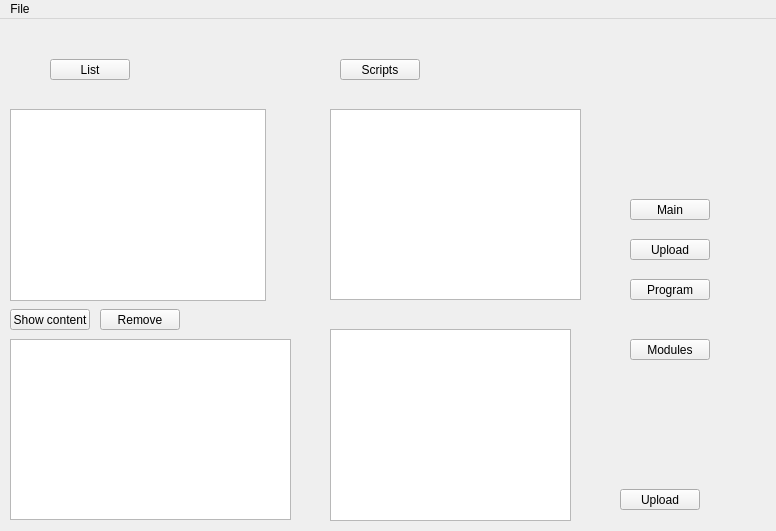
Qt form mainwindow.ui (Tomekske/ESP8266_Tool) before a commit.
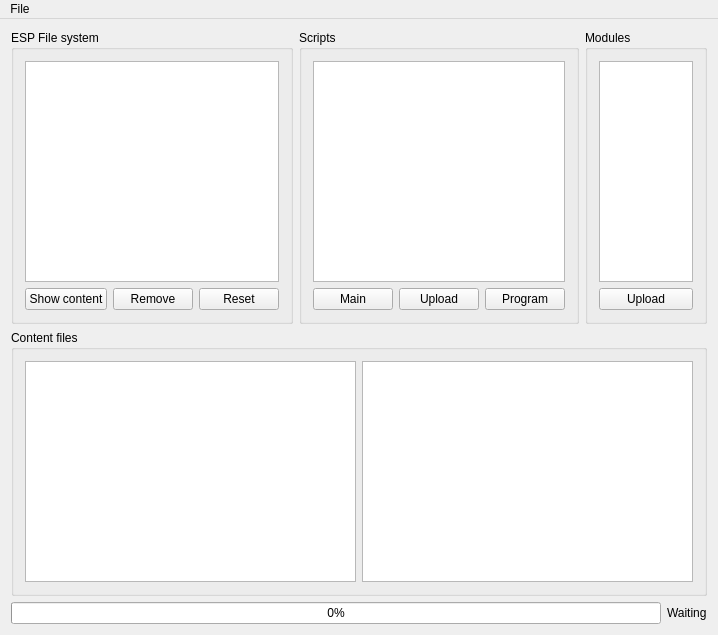
The same form after that commit. Icons and pictures are not drawn.

Diff of the .ui file:
```diff
--- a/mainwindow.ui
+++ b/mainwindow.ui
@@ -6,178 +6,173 @@
    <rect>
     <x>0</x>
     <y>0</y>
-    <width>776</width>
-    <height>531</height>
+    <width>718</width>
+    <height>635</height>
    </rect>
   </property>
   <property name="windowTitle">
    <string>MainWindow</string>
   </property>
   <widget class="QWidget" name="centralWidget">
-   <widget class="QPushButton" name="btnFiles">
-    <property name="geometry">
-     <rect>
-      <x>50</x>
-      <y>40</y>
-      <width>80</width>
-      <height>21</height>
-     </rect>
-    </property>
-    <property name="text">
-     <string>List</string>
-    </property>
-   </widget>
-   <widget class="QPushButton" name="btnProgram">
-    <property name="geometry">
-     <rect>
-      <x>630</x>
-      <y>260</y>
-      <width>80</width>
-      <height>21</height>
-     </rect>
-    </property>
-    <property name="text">
-     <string>Program</string>
-    </property>
-   </widget>
-   <widget class="QListWidget" name="listFilesESP">
-    <property name="geometry">
-     <rect>
-      <x>10</x>
-      <y>90</y>
-      <width>256</width>
-      <height>192</height>
-     </rect>
-    </property>
-   </widget>
-   <widget class="QPushButton" name="btnContent">
-    <property name="geometry">
-     <rect>
-      <x>10</x>
-      <y>290</y>
-      <width>80</width>
-      <height>21</height>
-     </rect>
-    </property>
-    <property name="text">
-     <string>Show content</string>
-    </property>
-   </widget>
-   <widget class="QTextEdit" name="txtbox">
-    <property name="geometry">
-     <rect>
-      <x>10</x>
-      <y>320</y>
-      <width>281</width>
-      <height>181</height>
-     </rect>
-    </property>
-   </widget>
-   <widget class="QListWidget" name="listScripts">
-    <property name="geometry">
-     <rect>
-      <x>330</x>
-      <y>90</y>
-      <width>251</width>
-      <height>191</height>
-     </rect>
-    </property>
-   </widget>
-   <widget class="QPushButton" name="btnScripts">
-    <property name="geometry">
-     <rect>
-      <x>340</x>
-      <y>40</y>
-      <width>80</width>
-      <height>21</height>
-     </rect>
-    </property>
-    <property name="text">
-     <string>Scripts</string>
-    </property>
-   </widget>
-   <widget class="QPushButton" name="btnRemove">
-    <property name="geometry">
-     <rect>
-      <x>100</x>
-      <y>290</y>
-      <width>80</width>
-      <height>21</height>
-     </rect>
-    </property>
-    <property name="text">
-     <string>Remove</string>
-    </property>
-   </widget>
-   <widget class="QPushButton" name="btnUploadESP">
-    <property name="geometry">
-     <rect>
-      <x>630</x>
-      <y>220</y>
-      <width>80</width>
-      <height>21</height>
-     </rect>
-    </property>
-    <property name="text">
-     <string>Upload</string>
-    </property>
-   </widget>
-   <widget class="QPushButton" name="btnSetMain">
-    <property name="geometry">
-     <rect>
-      <x>630</x>
-      <y>180</y>
-      <width>80</width>
-      <height>21</height>
-     </rect>
-    </property>
-    <property name="text">
-     <string>Main</string>
-    </property>
-   </widget>
-   <widget class="QListWidget" name="listModule">
-    <property name="geometry">
-     <rect>
-      <x>330</x>
-      <y>310</y>
-      <width>241</width>
-      <height>192</height>
-     </rect>
-    </property>
-   </widget>
-   <widget class="QPushButton" name="btnUploadModule">
-    <property name="geometry">
-     <rect>
-      <x>620</x>
-      <y>470</y>
-      <width>80</width>
-      <height>21</height>
-     </rect>
-    </property>
-    <property name="text">
-     <string>Upload</string>
-    </property>
-   </widget>
-   <widget class="QPushButton" name="btnModules">
-    <property name="geometry">
-     <rect>
-      <x>630</x>
-      <y>320</y>
-      <width>80</width>
-      <height>21</height>
-     </rect>
-    </property>
-    <property name="text">
-     <string>Modules</string>
-    </property>
-   </widget>
+   <layout class="QVBoxLayout" name="verticalLayout_8">
+    <item>
+     <layout class="QVBoxLayout" name="verticalLayout_7">
+      <item>
+       <layout class="QHBoxLayout" name="horizontalLayout_4">
+        <item>
+         <widget class="QGroupBox" name="groupBox">
+          <property name="title">
+           <string>ESP File system</string>
+          </property>
+          <layout class="QHBoxLayout" name="horizontalLayout_2">
+           <item>
+            <layout class="QVBoxLayout" name="verticalLayout">
+             <item>
+              <widget class="QListWidget" name="listFilesESP"/>
+             </item>
+             <item>
+              <layout class="QHBoxLayout" name="horizontalLayout">
+               <item>
+                <widget class="QPushButton" name="btnContent">
+                 <property name="text">
+                  <string>Show content</string>
+                 </property>
+                </widget>
+               </item>
+               <item>
+                <widget class="QPushButton" name="btnRemove">
+                 <property name="text">
+                  <string>Remove</string>
+                 </property>
+                </widget>
+               </item>
+               <item>
+                <widget class="QPushButton" name="btnReset">
+                 <property name="text">
+                  <string>Reset</string>
+                 </property>
+                </widget>
+               </item>
+              </layout>
+             </item>
+            </layout>
+           </item>
+          </layout>
+         </widget>
+        </item>
+        <item>
+         <widget class="QGroupBox" name="groupBox_2">
+          <property name="title">
+           <string>Scripts </string>
+          </property>
+          <layout class="QVBoxLayout" name="verticalLayout_3">
+           <item>
+            <layout class="QVBoxLayout" name="verticalLayout_2">
+             <item>
+              <widget class="QListWidget" name="listScripts"/>
+             </item>
+             <item>
+              <layout class="QHBoxLayout" name="horizontalLayout_3">
+               <item>
+                <widget class="QPushButton" name="btnSetMain">
+                 <property name="text">
+                  <string>Main</string>
+                 </property>
+                </widget>
+               </item>
+               <item>
+                <widget class="QPushButton" name="btnUploadESP">
+                 <property name="text">
+                  <string>Upload</string>
+                 </property>
+                </widget>
+               </item>
+               <item>
+                <widget class="QPushButton" name="btnProgram">
+                 <property name="text">
+                  <string>Program</string>
+                 </property>
+                </widget>
+               </item>
+              </layout>
+             </item>
+            </layout>
+           </item>
+          </layout>
+         </widget>
+        </item>
+        <item>
+         <widget class="QGroupBox" name="groupBox_3">
+          <property name="title">
+           <string>Modules</string>
+          </property>
+          <layout class="QVBoxLayout" name="verticalLayout_5">
+           <item>
+            <layout class="QVBoxLayout" name="verticalLayout_4">
+             <item>
+              <widget class="QListWidget" name="listModule"/>
+             </item>
+             <item>
+              <widget class="QPushButton" name="btnUploadModule">
+               <property name="text">
+                <string>Upload</string>
+               </property>
+              </widget>
+             </item>
+            </layout>
+           </item>
+          </layout>
+         </widget>
+        </item>
+       </layout>
+      </item>
+      <item>
+       <layout class="QVBoxLayout" name="verticalLayout_6">
+        <item>
+         <widget class="QGroupBox" name="groupBox_4">
+          <property name="title">
+           <string>Content files</string>
+          </property>
+          <layout class="QHBoxLayout" name="horizontalLayout_5">
+           <item>
+            <widget class="QTextEdit" name="txtbox"/>
+           </item>
+           <item>
+            <widget class="QTextEdit" name="txtConsole"/>
+           </item>
+          </layout>
+         </widget>
+        </item>
+        <item>
+         <layout class="QHBoxLayout" name="horizontalLayout_6">
+          <item>
+           <widget class="QProgressBar" name="progressProgramming">
+            <property name="value">
+             <number>0</number>
+            </property>
+           </widget>
+          </item>
+          <item>
+           <widget class="QLabel" name="lblProgram">
+            <property name="text">
+             <string>Waiting</string>
+            </property>
+           </widget>
+          </item>
+         </layout>
+        </item>
+       </layout>
+      </item>
+     </layout>
+    </item>
+   </layout>
   </widget>
   <widget class="QMenuBar" name="menuBar">
    <property name="geometry">
     <rect>
      <x>0</x>
      <y>0</y>
-     <width>776</width>
+     <width>718</width>
      <height>20</height>
     </rect>
    </property>
```
Left out of the diff: 8 changed lines with no effect on the pictures.
